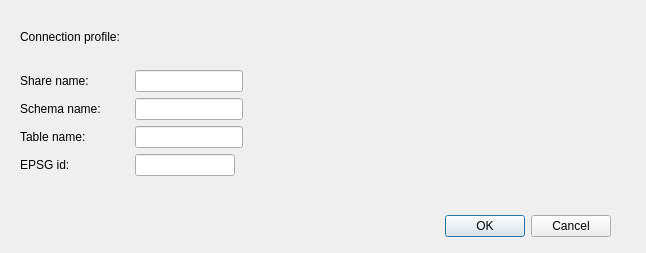
himsve/q-delta-lake, file delta_lake/delta_lake_dialog_base.ui: the form before one commit.
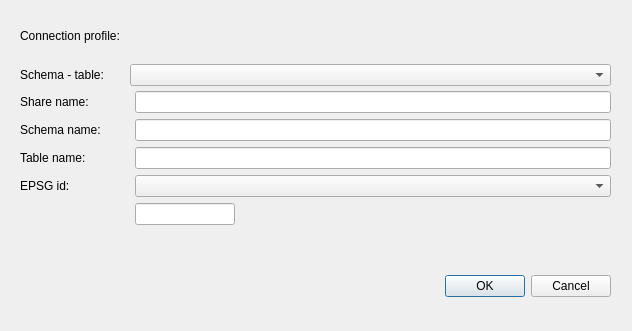
The form after the commit. Custom widgets are drawn as their Qt base class.

```diff
--- a/delta_lake/delta_lake_dialog_base.ui
+++ b/delta_lake/delta_lake_dialog_base.ui
@@ -6,8 +6,8 @@
    <rect>
     <x>0</x>
     <y>0</y>
-    <width>646</width>
-    <height>253</height>
+    <width>632</width>
+    <height>331</height>
    </rect>
   </property>
   <property name="windowTitle">
@@ -17,7 +17,7 @@
    <property name="geometry">
     <rect>
      <x>270</x>
-     <y>210</y>
+     <y>270</y>
      <width>341</width>
      <height>32</height>
     </rect>
@@ -35,7 +35,7 @@
      <x>20</x>
      <y>20</y>
      <width>591</width>
-     <height>34</height>
+     <height>31</height>
     </rect>
    </property>
    <layout class="QHBoxLayout" name="connection_profile_box">
@@ -47,22 +47,22 @@
      </widget>
     </item>
     <item>
-     <widget class="QgsFileWidget" name="connection_profile_path"/>
-    </item>   
+     <widget class="QgsFileWidget" name="_connection_profile_path" native="true"/>
+    </item>
    </layout>
   </widget>
   <widget class="QWidget" name="formLayoutWidget">
    <property name="geometry">
     <rect>
      <x>20</x>
-     <y>70</y>
-     <width>501</width>
-     <height>116</height>
+     <y>91</y>
+     <width>591</width>
+     <height>161</height>
     </rect>
    </property>
    <layout class="QFormLayout" name="share_details_form">
     <property name="sizeConstraint">
-     <enum>QLayout::SetFixedSize</enum>
+     <enum>QLayout::SetDefaultConstraint</enum>
     </property>
     <property name="fieldGrowthPolicy">
      <enum>QFormLayout::AllNonFixedFieldsGrow</enum>
@@ -78,7 +78,14 @@
      </widget>
     </item>
     <item row="0" column="1">
-     <widget class="QLineEdit" name="share_name"/>
+     <widget class="QLineEdit" name="_share_name">
+      <property name="sizePolicy">
+       <sizepolicy hsizetype="Expanding" vsizetype="Fixed">
+        <horstretch>0</horstretch>
+        <verstretch>0</verstretch>
+       </sizepolicy>
+      </property>
+     </widget>
     </item>
     <item row="1" column="0">
      <widget class="QLabel" name="schema_name_label">
@@ -88,7 +95,14 @@
      </widget>
     </item>
     <item row="1" column="1">
-     <widget class="QLineEdit" name="schema_name"/>
+     <widget class="QLineEdit" name="_schema_name">
+      <property name="sizePolicy">
+       <sizepolicy hsizetype="Expanding" vsizetype="Fixed">
+        <horstretch>0</horstretch>
+        <verstretch>0</verstretch>
+       </sizepolicy>
+      </property>
+     </widget>
     </item>
     <item row="2" column="0">
      <widget class="QLabel" name="table_name_label">
@@ -98,17 +112,17 @@
      </widget>
     </item>
     <item row="2" column="1">
-     <widget class="QLineEdit" name="table_name"/>
-    </item>
-    <item row="3" column="0">
-     <widget class="QLabel" name="epsg_id_label">
-      <property name="text">
-       <string>EPSG id: </string>
+     <widget class="QLineEdit" name="_table_name">
+      <property name="sizePolicy">
+       <sizepolicy hsizetype="Expanding" vsizetype="Fixed">
+        <horstretch>0</horstretch>
+        <verstretch>0</verstretch>
+       </sizepolicy>
       </property>
      </widget>
     </item>
-    <item row="3" column="1">
-     <widget class="QLineEdit" name="epsg_id">
+    <item row="4" column="1">
+     <widget class="QLineEdit" name="_epsg_id">
       <property name="maximumSize">
        <size>
         <width>100</width>
@@ -117,6 +131,45 @@
       </property>
      </widget>
     </item>
+    <item row="3" column="1">
+     <widget class="QComboBox" name="_crs_combo_box"/>
+    </item>
+    <item row="3" column="0">
+     <widget class="QLabel" name="_epsg_id_label">
+      <property name="text">
+       <string>EPSG id: </string>
+      </property>
+     </widget>
+    </item>
+   </layout>
+  </widget>
+  <widget class="QWidget" name="horizontalLayoutWidget_2">
+   <property name="geometry">
+    <rect>
+     <x>20</x>
+     <y>59</y>
+     <width>591</width>
+     <height>32</height>
+    </rect>
+   </property>
+   <layout class="QHBoxLayout" name="_share_combo_form">
+    <item>
+     <widget class="QLabel" name="_schema_table_label">
+      <property name="text">
+       <string>Schema - table:      </string>
+      </property>
+     </widget>
+    </item>
+    <item>
+     <widget class="QComboBox" name="_share_combo_box">
+      <property name="sizePolicy">
+       <sizepolicy hsizetype="Expanding" vsizetype="Fixed">
+        <horstretch>0</horstretch>
+        <verstretch>0</verstretch>
+       </sizepolicy>
+      </property>
+     </widget>
+    </item>
    </layout>
   </widget>
  </widget>
```
Left out of the diff: 21 changed lines with no effect on the pictures.
